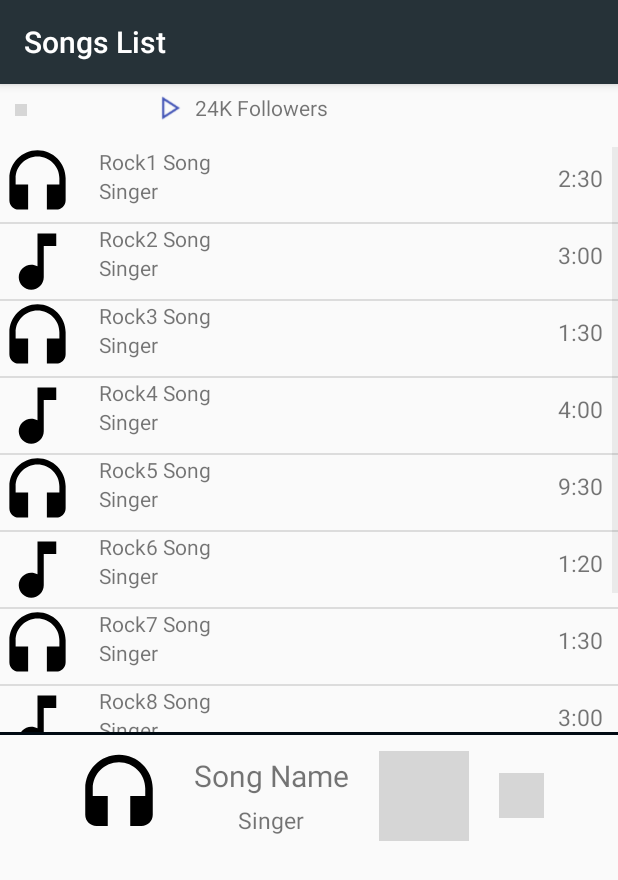
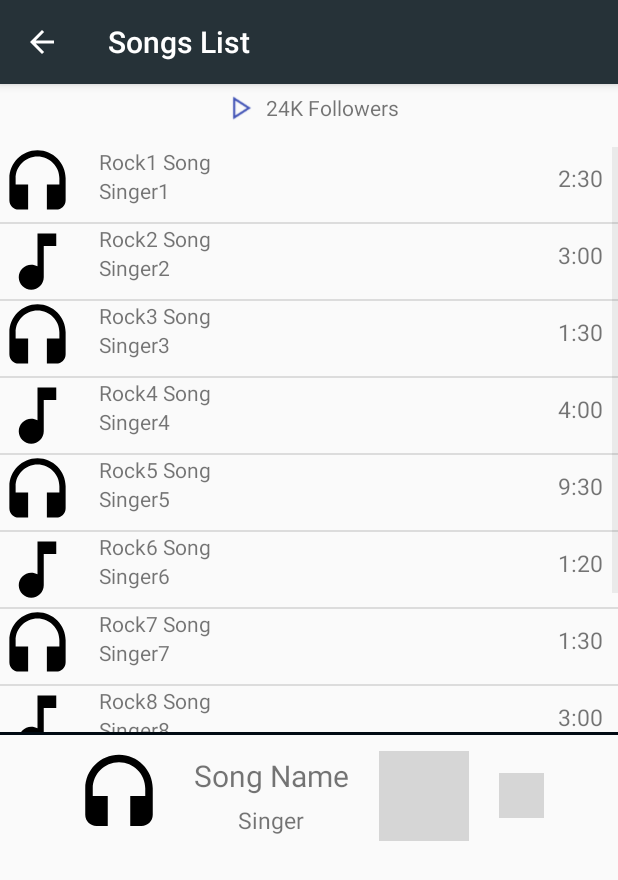
Before and after one commit to AhmedOmarDarwish/Music, an Android app: the Module screen opened directly, with no data from a screen before it, on a phone screen of 412 x 824 dp. Shown: the top 880 px of the screen. Run offline under Robolectric (Android 15) with nearby library versions, the phone set to English and light mode, and no system bars; Roboto replaces fonts that are not available here; grey boxes are pictures that could not be loaded.

Commit message:
Musical App

```diff
--- a/app/src/main/AndroidManifest.xml
+++ b/app/src/main/AndroidManifest.xml
@@ -26,11 +26,13 @@
 
         <activity
             android:name=".Module"
-            android:label="@string/songsList" />
+            android:label="@string/songsList"
+            android:parentActivityName=""/>
         <activity android:name=".Songs" />
         <activity
             android:name=".PlayMusic"
-            android:label="@string/playingNow" />
+            android:label="@string/playingNow"
+            android:parentActivityName=".Module"/>
     </application>
 
 </manifest>
--- a/app/src/main/java/com/example/a3mr/music/CSongsAdapter.java
+++ b/app/src/main/java/com/example/a3mr/music/CSongsAdapter.java
@@ -26,6 +26,9 @@ public class CSongsAdapter extends ArrayAdapter {
         TextView songname = listItemView.findViewById( R.id.song_name );
         songname.setText( currentSongsAdapter.getSongname() );
 
+        TextView singername = listItemView.findViewById( R.id.singer_name );
+        singername.setText( currentSongsAdapter.getSinger() );
+
         TextView songtime = listItemView.findViewById( R.id.song_time );
         songtime.setText( currentSongsAdapter.getSongtime() );
 
--- a/app/src/main/java/com/example/a3mr/music/Module.java
+++ b/app/src/main/java/com/example/a3mr/music/Module.java
@@ -4,109 +4,44 @@ import android.content.Intent;
 import android.support.v7.app.AppCompatActivity;
 import android.os.Bundle;
 import android.view.View;
+import android.widget.AdapterView;
 import android.widget.ImageButton;
 import android.widget.ImageView;
 import android.widget.ListView;
+import android.widget.TextView;
 
 import java.util.ArrayList;
 
 public class Module extends AppCompatActivity {
     boolean play = false;
     ImageButton playpause;
-    ImageButton back;
+    TextView spnow;
+    TextView sipnow;
+    int index;
+    ListView listView;
 
     @Override
     protected void onCreate(Bundle savedInstanceState) {
         super.onCreate( savedInstanceState );
-
         setContentView( R.layout.activity_module );
+        spnow = findViewById( R.id.spnow );
+        sipnow = findViewById( R.id.sipnow );
+         listView = findViewById( R.id.list_item );
+        getSupportActionBar().setDisplayHomeAsUpEnabled( true );
+        songs();
         ImageView playmusicicon = findViewById( R.id.song_play_icon );
         playmusicicon.setOnClickListener( new View.OnClickListener() {
             @Override
             public void onClick(View v) {
                 Intent activityplaymusic = new Intent( Module.this, PlayMusic.class );
                 startActivity( activityplaymusic );
+
             }
         } );
         playpause = findViewById( R.id.play_pause );
         playandpause( playpause );
-        back = findViewById( R.id.back );
-        back.setOnClickListener( new View.OnClickListener() {
-            @Override
-            public void onClick(View v) {
-                Intent home = new Intent( Module.this, MainActivity.class );
-                startActivity( home );
 
 
-            }
-        } );
-
-        ListView listView = findViewById( R.id.list_item );
-        ArrayList <Songs> rocksongs = new ArrayList <>();
-        rocksongs.add( new Songs( "Rock1 Song", "Singer", "2:30", R.drawable.ic_headset_black_24dp ) );
-        rocksongs.add( new Songs( "Rock2 Song", "Singer", "3:00", R.drawable.ic_music_note_black_24dp ) );
-        rocksongs.add( new Songs( "Rock3 Song", "Singer", "1:30", R.drawable.ic_headset_black_24dp ) );
-        rocksongs.add( new Songs( "Rock4 Song", "Singer", "4:00", R.drawable.ic_music_note_black_24dp ) );
-        rocksongs.add( new Songs( "Rock5 Song", "Singer", "9:30", R.drawable.ic_headset_black_24dp ) );
-        rocksongs.add( new Songs( "Rock6 Song", "Singer", "1:20", R.drawable.ic_music_note_black_24dp ) );
-        rocksongs.add( new Songs( "Rock7 Song", "Singer", "1:30", R.drawable.ic_headset_black_24dp ) );
-        rocksongs.add( new Songs( "Rock8 Song", "Singer", "3:00", R.drawable.ic_music_note_black_24dp ) );
-        rocksongs.add( new Songs( "Rock9 Song", "Singer", "7:30", R.drawable.ic_headset_black_24dp ) );
-        rocksongs.add( new Songs( "Rock10 Song", "Singer", "5:00", R.drawable.ic_music_note_black_24dp ) );
-
-        ArrayList <Songs> popsongs = new ArrayList <>();
-        popsongs.add( new Songs( "Pop1 Song", "Singer", "2:30", R.drawable.ic_headset_black_24dp ) );
-        popsongs.add( new Songs( "Pop2 Song", "Singer", "3:00", R.drawable.ic_music_note_black_24dp ) );
-        popsongs.add( new Songs( "Pop3 Song", "Singer", "2:30", R.drawable.ic_headset_black_24dp ) );
-        popsongs.add( new Songs( "Pop4 Song", "Singer", "3:00", R.drawable.ic_music_note_black_24dp ) );
-        popsongs.add( new Songs( "Pop5 Song", "Singer", "2:30", R.drawable.ic_headset_black_24dp ) );
-        popsongs.add( new Songs( "Pop6 Song", "Singer", "3:00", R.drawable.ic_music_note_black_24dp ) );
-        popsongs.add( new Songs( "Pop7 Song", "Singer", "2:30", R.drawable.ic_headset_black_24dp ) );
-        popsongs.add( new Songs( "Pop8 Song", "Singer", "3:00", R.drawable.ic_music_note_black_24dp ) );
-        popsongs.add( new Songs( "Pop9 Song", "Singer", "2:30", R.drawable.ic_headset_black_24dp ) );
-        popsongs.add( new Songs( "Pop10 Song", "Singer", "3:00", R.drawable.ic_music_note_black_24dp ) );
-
-
-        ArrayList <Songs> jazzsongs = new ArrayList <>();
-        jazzsongs.add( new Songs( "Jazz1 Song", "Singer", "2:30", R.drawable.ic_headset_black_24dp ) );
-        jazzsongs.add( new Songs( "Jazz2 Song", "Singer", "3:00", R.drawable.ic_music_note_black_24dp ) );
-        jazzsongs.add( new Songs( "Jazz3 Song", "Singer", "2:30", R.drawable.ic_headset_black_24dp ) );
-        jazzsongs.add( new Songs( "Jazz4 Song", "Singer", "3:00", R.drawable.ic_music_note_black_24dp ) );
-        jazzsongs.add( new Songs( "Jazz5 Song", "Singer", "2:30", R.drawable.ic_headset_black_24dp ) );
-        jazzsongs.add( new Songs( "Jazz6 Song", "Singer", "3:00", R.drawable.ic_music_note_black_24dp ) );
-        jazzsongs.add( new Songs( "Jazz7 Song", "Singer", "2:30", R.drawable.ic_headset_black_24dp ) );
-        jazzsongs.add( new Songs( "Jazz8 Song", "Singer", "3:00", R.drawable.ic_music_note_black_24dp ) );
-        jazzsongs.add( new Songs( "Jazz9 Song", "Singer", "2:30", R.drawable.ic_headset_black_24dp ) );
-        jazzsongs.add( new Songs( "Jazz10 Song", "Singer", "3:00", R.drawable.ic_music_note_black_24dp ) );
-
-        ArrayList <Songs> classicalsongs = new ArrayList <>();
-        classicalsongs.add( new Songs( "Classical1 Song", "Singer", "2:30", R.drawable.ic_headset_black_24dp ) );
-        classicalsongs.add( new Songs( "Classical2 Song", "Singer", "3:00", R.drawable.ic_music_note_black_24dp ) );
-        classicalsongs.add( new Songs( "Classical3 Song", "Singer", "2:30", R.drawable.ic_headset_black_24dp ) );
-        classicalsongs.add( new Songs( "Classical4 Song", "Singer", "3:00", R.drawable.ic_music_note_black_24dp ) );
-        classicalsongs.add( new Songs( "Classical5 Song", "Singer", "2:30", R.drawable.ic_headset_black_24dp ) );
-        classicalsongs.add( new Songs( "Classical6 Song", "Singer", "3:00", R.drawable.ic_music_note_black_24dp ) );
-        classicalsongs.add( new Songs( "Classical7 Song", "Singer", "2:30", R.drawable.ic_headset_black_24dp ) );
-        classicalsongs.add( new Songs( "Classical8 Song", "Singer", "3:00", R.drawable.ic_music_note_black_24dp ) );
-        classicalsongs.add( new Songs( "Classical9 Song", "Singer", "2:30", R.drawable.ic_headset_black_24dp ) );
-        classicalsongs.add( new Songs( "Classical10 Song", "Singer", "3:00", R.drawable.ic_music_note_black_24dp ) );
-
-        int index;
-        Bundle bundle = getIntent().getExtras();
-        index = bundle.getInt( "types" );
-        if (index == 0) {
-            CSongsAdapter Rock = new CSongsAdapter( this, rocksongs );
-            listView.setAdapter( Rock );
-        } else if (index == 1) {
-            CSongsAdapter Popsongs = new CSongsAdapter( this, popsongs );
-            listView.setAdapter( Popsongs );
-        } else if (index == 2) {
-            CSongsAdapter Jazz = new CSongsAdapter( this, jazzsongs );
-            listView.setAdapter( Jazz );
-        } else if (index == 3) {
-            CSongsAdapter Classical = new CSongsAdapter( this, classicalsongs );
-            listView.setAdapter( Classical );
-        }
     }
 
     public void playandpause(ImageButton btn) {
@@ -124,4 +59,121 @@ public class Module extends AppCompatActivity {
             }
         } );
     }
+
+    public void songs() {
+
+        Bundle bundle = getIntent().getExtras();
+        if (bundle != null) {
+            index = bundle.getInt( "types" );
+        }
+        final ArrayList <Songs> rocksongs = new ArrayList <>();
+        rocksongs.add( new Songs( "Rock1 Song", "Singer1", "2:30", R.drawable.ic_headset_black_24dp ) );
+        rocksongs.add( new Songs( "Rock2 Song", "Singer2", "3:00", R.drawable.ic_music_note_black_24dp ) );
+        rocksongs.add( new Songs( "Rock3 Song", "Singer3", "1:30", R.drawable.ic_headset_black_24dp ) );
+        rocksongs.add( new Songs( "Rock4 Song", "Singer4", "4:00", R.drawable.ic_music_note_black_24dp ) );
+        rocksongs.add( new Songs( "Rock5 Song", "Singer5", "9:30", R.drawable.ic_headset_black_24dp ) );
+        rocksongs.add( new Songs( "Rock6 Song", "Singer6", "1:20", R.drawable.ic_music_note_black_24dp ) );
+        rocksongs.add( new Songs( "Rock7 Song", "Singer7", "1:30", R.drawable.ic_headset_black_24dp ) );
+        rocksongs.add( new Songs( "Rock8 Song", "Singer8", "3:00", R.drawable.ic_music_note_black_24dp ) );
+        rocksongs.add( new Songs( "Rock9 Song", "Singer9", "7:30", R.drawable.ic_headset_black_24dp ) );
+        rocksongs.add( new Songs( "Rock10 Song", "Singer10", "5:00", R.drawable.ic_music_note_black_24dp ) );
+
+        final ArrayList <Songs> popsongs = new ArrayList <>();
+        popsongs.add( new Songs( "Pop1 Song", "Singer1", "2:30", R.drawable.ic_headset_black_24dp ) );
+        popsongs.add( new Songs( "Pop2 Song", "Singer2", "3:00", R.drawable.ic_music_note_black_24dp ) );
+        popsongs.add( new Songs( "Pop3 Song", "Singer3", "2:30", R.drawable.ic_headset_black_24dp ) );
+        popsongs.add( new Songs( "Pop4 Song", "Singer4", "3:00", R.drawable.ic_music_note_black_24dp ) );
+        popsongs.add( new Songs( "Pop5 Song", "Singer5", "2:30", R.drawable.ic_headset_black_24dp ) );
+        popsongs.add( new Songs( "Pop6 Song", "Singer6", "3:00", R.drawable.ic_music_note_black_24dp ) );
+        popsongs.add( new Songs( "Pop7 Song", "Singer7", "2:30", R.drawable.ic_headset_black_24dp ) );
+        popsongs.add( new Songs( "Pop8 Song", "Singer8", "3:00", R.drawable.ic_music_note_black_24dp ) );
+        popsongs.add( new Songs( "Pop9 Song", "Singer9", "2:30", R.drawable.ic_headset_black_24dp ) );
+        popsongs.add( new Songs( "Pop10 Song", "Singer10", "3:00", R.drawable.ic_music_note_black_24dp ) );
+
+
+        final ArrayList <Songs> jazzsongs = new ArrayList <>();
+        jazzsongs.add( new Songs( "Jazz1 Song", "Singer1", "2:30", R.drawable.ic_headset_black_24dp ) );
+        jazzsongs.add( new Songs( "Jazz2 Song", "Singer2", "3:00", R.drawable.ic_music_note_black_24dp ) );
+        jazzsongs.add( new Songs( "Jazz3 Song", "Singer3", "2:30", R.drawable.ic_headset_black_24dp ) );
+        jazzsongs.add( new Songs( "Jazz4 Song", "Singer4", "3:00", R.drawable.ic_music_note_black_24dp ) );
+        jazzsongs.add( new Songs( "Jazz5 Song", "Singer5", "2:30", R.drawable.ic_headset_black_24dp ) );
+        jazzsongs.add( new Songs( "Jazz6 Song", "Singer6", "3:00", R.drawable.ic_music_note_black_24dp ) );
+        jazzsongs.add( new Songs( "Jazz7 Song", "Singer7", "2:30", R.drawable.ic_headset_black_24dp ) );
+        jazzsongs.add( new Songs( "Jazz8 Song", "Singer8", "3:00", R.drawable.ic_music_note_black_24dp ) );
+        jazzsongs.add( new Songs( "Jazz9 Song", "Singer9", "2:30", R.drawable.ic_headset_black_24dp ) );
+        jazzsongs.add( new Songs( "Jazz10 Song", "Singer10", "3:00", R.drawable.ic_music_note_black_24dp ) );
+
+        final ArrayList <Songs> classicalsongs = new ArrayList <>();
+        classicalsongs.add( new Songs( "Classical1 Song", "Singer1", "2:30", R.drawable.ic_headset_black_24dp ) );
+        classicalsongs.add( new Songs( "Classical2 Song", "Singer2", "3:00", R.drawable.ic_music_note_black_24dp ) );
+        classicalsongs.add( new Songs( "Classical3 Song", "Singer3", "2:30", R.drawable.ic_headset_black_24dp ) );
+        classicalsongs.add( new Songs( "Classical4 Song", "Singer4", "3:00", R.drawable.ic_music_note_black_24dp ) );
+        classicalsongs.add( new Songs( "Classical5 Song", "Singer5", "2:30", R.drawable.ic_headset_black_24dp ) );
+        classicalsongs.add( new Songs( "Classical6 Song", "Singer6", "3:00", R.drawable.ic_music_note_black_24dp ) );
+        classicalsongs.add( new Songs( "Classical7 Song", "Singer7", "2:30", R.drawable.ic_headset_black_24dp ) );
+        classicalsongs.add( new Songs( "Classical8 Song", "Singer8", "3:00", R.drawable.ic_music_note_black_24dp ) );
+        classicalsongs.add( new Songs( "Classical9 Song", "Singer9", "2:30", R.drawable.ic_headset_black_24dp ) );
+        classicalsongs.add( new Songs( "Classical10 Song", "Singer10", "3:00", R.drawable.ic_music_note_black_24dp ) );
+
+
+        if (index == 0) {
+            CSongsAdapter Rock = new CSongsAdapter( this, rocksongs );
+            listView.setAdapter( Rock );
+
+            listView.setOnItemClickListener( new AdapterView.OnItemClickListener() {
+                @Override
+                public void onItemClick(AdapterView <?> adapterView, View view, int position, long l) {
+                    // Get the {@link Word} object at the given position the user clicked on
+                    Songs song = rocksongs.get( position );
+                    spnow.setText( song.getSongname() );
+                    sipnow.setText( song.getSinger() );
+
+
+                }
+            } );
+
+        } else if (index == 1) {
+            CSongsAdapter Popsongs = new CSongsAdapter( this, popsongs );
+            listView.setAdapter( Popsongs );
+            listView.setOnItemClickListener( new AdapterView.OnItemClickListener() {
+                @Override
+                public void onItemClick(AdapterView <?> adapterView, View view, int position, long l) {
+                    // Get the {@link Word} object at the given position the user clicked on
+                    Songs song = popsongs.get( position );
+                    spnow.setText( song.getSongname() );
+                    sipnow.setText( song.getSinger() );
+
+
+                }
+            } );
+        } else if (index == 2) {
+            CSongsAdapter Jazz = new CSongsAdapter( this, jazzsongs );
+            listView.setAdapter( Jazz );
+            listView.setOnItemClickListener( new AdapterView.OnItemClickListener() {
+                @Override
+                public void onItemClick(AdapterView <?> adapterView, View view, int position, long l) {
+                    // Get the {@link Word} object at the given position the user clicked on
+                    Songs song = jazzsongs.get( position );
+                    spnow.setText( song.getSongname() );
+                    sipnow.setText( song.getSinger() );
+
+
+                }
+            } );
+        } else if (index == 3) {
+            CSongsAdapter Classical = new CSongsAdapter( this, classicalsongs );
+            listView.setAdapter( Classical );
+            listView.setOnItemClickListener( new AdapterView.OnItemClickListener() {
+                @Override
+                public void onItemClick(AdapterView <?> adapterView, View view, int position, long l) {
+                    // Get the {@link Word} object at the given position the user clicked on
+                    Songs song = classicalsongs.get( position );
+                    spnow.setText( song.getSongname() );
+                    sipnow.setText( song.getSinger() );
+
+
+                }
+            } );
+        }
+    }
 }
--- a/app/src/main/java/com/example/a3mr/music/PlayMusic.java
+++ b/app/src/main/java/com/example/a3mr/music/PlayMusic.java
@@ -5,21 +5,20 @@ import android.support.v7.app.AppCompatActivity;
 import android.os.Bundle;
 import android.view.View;
 import android.widget.ImageButton;
+import android.widget.TextView;
 
 public class PlayMusic extends AppCompatActivity {
     ImageButton playpause2;
     ImageButton home;
-    ImageButton back2;
 
     @Override
     protected void onCreate(Bundle savedInstanceState) {
         super.onCreate( savedInstanceState );
         setContentView( R.layout.activity_play_music );
-
         playpause2 = findViewById( R.id.play_pause2 );
+        getSupportActionBar().setDisplayHomeAsUpEnabled( true );
         Module p = new Module();
         p.playandpause( playpause2 );
-
         home = findViewById( R.id.home );
         home.setOnClickListener( new View.OnClickListener() {
             @Override
@@ -28,16 +27,6 @@ public class PlayMusic extends AppCompatActivity {
                 startActivity( home );
 
 
-            }
-        } );
-
-        back2 = findViewById( R.id.back2 );
-        back2.setOnClickListener( new View.OnClickListener() {
-            @Override
-            public void onClick(View v) {
-                Intent home = new Intent( PlayMusic.this, Module.class );
-                startActivity( home );
-
 
             }
         } );
--- a/app/src/main/res/layout/activity_module.xml
+++ b/app/src/main/res/layout/activity_module.xml
@@ -9,22 +9,15 @@
 
 
     <LinearLayout
-        android:layout_width="match_parent"
+        android:layout_width="wrap_content"
         android:layout_height="wrap_content"
         android:layout_gravity="center"
         android:orientation="horizontal">
-
-        <ImageButton
-            android:id="@+id/back"
-            style="@style/back"
-            android:src="@drawable/buttonback"
-            android:contentDescription="@string/back" />
 
         <ImageView
             android:layout_width="32dp"
             android:layout_height="32dp"
             android:layout_gravity="center"
-            android:layout_marginLeft="80dp"
             android:scaleType="centerCrop"
             android:src="@drawable/ic_track"
             />
@@ -80,6 +73,7 @@
                 android:layout_gravity="center"
                 android:gravity="left"
                 android:text="@string/song_name"
+                android:id="@+id/spnow"
                 android:textSize="20sp" />
 
             <TextView
@@ -87,7 +81,9 @@
                 android:layout_gravity="center"
                 android:gravity="left"
                 android:text="@string/singer"
-                android:textSize="15sp" />
+                android:id="@+id/sipnow"
+                android:textSize="15sp"
+                tools:ignore="RtlHardcoded" />
         </LinearLayout>
 
 
--- a/app/src/main/res/layout/activity_play_music.xml
+++ b/app/src/main/res/layout/activity_play_music.xml
@@ -1,6 +1,5 @@
 <?xml version="1.0" encoding="utf-8"?>
 <LinearLayout xmlns:android="http://schemas.android.com/apk/res/android"
-    xmlns:app="http://schemas.android.com/apk/res-auto"
     xmlns:tools="http://schemas.android.com/tools"
     android:layout_width="match_parent"
     android:layout_height="match_parent"
@@ -8,23 +7,15 @@
     tools:context=".PlayMusic">
 
     <LinearLayout
-        android:layout_width="match_parent"
+        android:layout_width="wrap_content"
         android:layout_height="wrap_content"
-        android:layout_gravity="center"
+        android:layout_gravity="right"
         android:orientation="horizontal">
-
-        <ImageButton
-            android:id="@+id/back2"
-            style="@style/back"
-
-            />
 
         <ImageButton
             android:id="@+id/home"
             style="@style/home"
             android:layout_gravity="center"
-            android:layout_marginStart="@dimen/homemarginleft"
-            android:layout_marginLeft="@dimen/homemarginleft"
             android:layout_marginEnd="10dp"
             android:layout_marginRight="10dp" />
 
@@ -57,6 +48,7 @@
             android:progress="70" />
 
     </LinearLayout>
+
 
     <ImageView style="@style/songjpg" />
 
--- a/app/src/main/res/layout/activity_songs.xml
+++ b/app/src/main/res/layout/activity_songs.xml
@@ -32,7 +32,8 @@
 
             android:layout_width="wrap_content"
             android:layout_height="wrap_content"
-            android:text="@string/singer" />
+            android:text="@string/singer"
+            android:id="@+id/singer_name"/>
 
     </LinearLayout>
 
```
